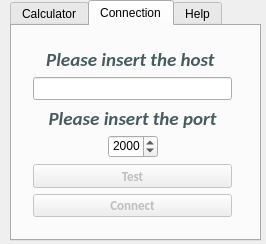
The window that src/gui/calculator.ui (MaKla/bacalc) describes before a commit, drawn with Qt 5.
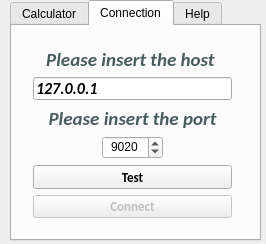
The same window after the commit.

Commit message: changed the gui a little bit; checking the connection in gui is now working

```diff
--- a/src/gui/calculator.ui
+++ b/src/gui/calculator.ui
@@ -595,7 +595,7 @@
        <x>10</x>
        <y>10</y>
        <width>221</width>
-       <height>191</height>
+       <height>192</height>
       </rect>
      </property>
      <layout class="QVBoxLayout" name="verticalLayout_2">
@@ -1054,7 +1054,7 @@
          </font>
         </property>
         <property name="text">
-         <string/>
+         <string>127.0.0.1</string>
         </property>
        </widget>
       </item>
@@ -1518,12 +1518,6 @@
         </item>
         <item>
          <widget class="QSpinBox" name="portInput">
-          <property name="maximumSize">
-           <size>
-            <width>50</width>
-            <height>16777215</height>
-           </size>
-          </property>
           <property name="alignment">
            <set>Qt::AlignHCenter|Qt::AlignTop</set>
           </property>
@@ -1531,7 +1525,7 @@
            <number>64000</number>
           </property>
           <property name="value">
-           <number>2000</number>
+           <number>9020</number>
           </property>
          </widget>
         </item>
@@ -1566,7 +1560,7 @@
       <item>
        <widget class="QPushButton" name="testconButton">
         <property name="enabled">
-         <bool>false</bool>
+         <bool>true</bool>
         </property>
         <property name="font">
          <font>
```
The commit also changes 4 other files.
